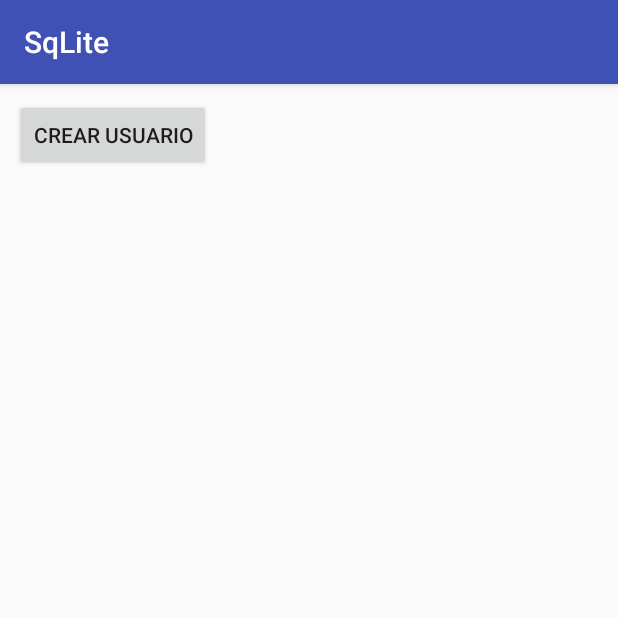
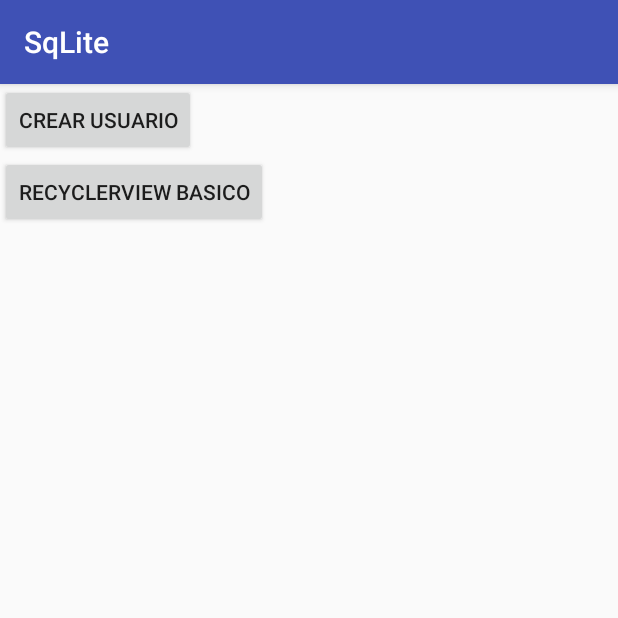
Before and after one commit to oriolrivera/androidTree, an Android app: the screen it shows after launch (MainActivity), on a phone screen of 412 x 824 dp, the top half of it. Run offline under Robolectric (Android 15) with nearby library versions, the phone set to English and light mode, and no system bars.

Commit message:
RecyclerView basico

```diff
--- a/sqLite/app/build.gradle
+++ b/sqLite/app/build.gradle
@@ -22,6 +22,7 @@ dependencies {
     implementation fileTree(dir: 'libs', include: ['*.jar'])
     implementation 'com.android.support:appcompat-v7:26.1.0'
     implementation 'com.android.support.constraint:constraint-layout:1.0.2'
+    compile 'com.android.support:recyclerview-v7:21.0.+'
     testImplementation 'junit:junit:4.12'
     androidTestImplementation 'com.android.support.test:runner:1.0.1'
     androidTestImplementation 'com.android.support.test.espresso:espresso-core:3.0.1'
--- a/sqLite/app/src/main/AndroidManifest.xml
+++ b/sqLite/app/src/main/AndroidManifest.xml
@@ -17,6 +17,7 @@
             </intent-filter>
         </activity>
         <activity android:name=".Controllers.SaveUser" />
+        <activity android:name=".Controllers.Users" />
     </application>
 
 </manifest>
--- a/sqLite/app/src/main/java/com/sqlite/user/sqlite/MainActivity.java
+++ b/sqLite/app/src/main/java/com/sqlite/user/sqlite/MainActivity.java
@@ -7,6 +7,7 @@ import android.util.Log;
 import android.view.View;
 
 import com.sqlite.user.sqlite.Controllers.SaveUser;
+import com.sqlite.user.sqlite.Controllers.Users;
 
 public class MainActivity extends AppCompatActivity {
 
@@ -28,6 +29,9 @@ public class MainActivity extends AppCompatActivity {
             case R.id.btnAdd:
                 myIntent = new Intent(MainActivity.this, SaveUser.class);
                 break;
+            case R.id.btnRecyclerViewBasic:
+                myIntent = new Intent(MainActivity.this, Users.class);
+                break;
         }
         if (myIntent != null){
             startActivity(myIntent);
--- a/sqLite/app/src/main/res/layout/activity_main.xml
+++ b/sqLite/app/src/main/res/layout/activity_main.xml
@@ -1,23 +1,23 @@
 <?xml version="1.0" encoding="utf-8"?>
-<android.support.constraint.ConstraintLayout xmlns:android="http://schemas.android.com/apk/res/android"
-    xmlns:app="http://schemas.android.com/apk/res-auto"
+<LinearLayout xmlns:app="http://schemas.android.com/apk/res-auto"
     xmlns:tools="http://schemas.android.com/tools"
+    xmlns:android="http://schemas.android.com/apk/res/android"
     android:layout_width="match_parent"
     android:layout_height="match_parent"
+    android:orientation="vertical"
     tools:context="com.sqlite.user.sqlite.MainActivity">
 
-   <LinearLayout
-       android:padding="10dp"
-       android:layout_width="match_parent"
-       android:layout_height="match_parent">
+        <Button
+            android:id="@+id/btnAdd"
+            android:layout_width="wrap_content"
+            android:layout_height="wrap_content"
+            android:onClick="onClick"
+            android:text="Crear Usuario" />
+        <Button
+            android:id="@+id/btnRecyclerViewBasic"
+            android:layout_width="wrap_content"
+            android:layout_height="wrap_content"
+            android:onClick="onClick"
+            android:text="RecyclerView basico" />
 
-       <Button
-           android:id="@+id/btnAdd"
-           android:layout_width="wrap_content"
-           android:layout_height="wrap_content"
-           android:text="Crear Usuario"
-           android:onClick="onClick"
-           />
-   </LinearLayout>
-
-</android.support.constraint.ConstraintLayout>
+</LinearLayout>
```
Also changed, not shown: sqLite/app/src/main/java/com/sqlite/user/sqlite/Adapters/UserAdapter.java (added, +56 -0 lines), sqLite/app/src/main/java/com/sqlite/user/sqlite/Controllers/Users.java (added, +44 -0 lines), sqLite/app/src/main/res/layout/users.xml (added, +13 -0 lines), sqLite/app/src/main/res/layout/users_list.xml (added, +13 -0 lines).
